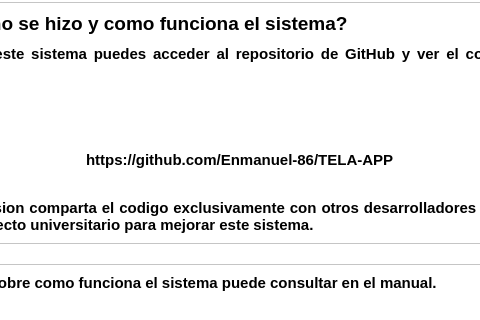
This is recursos_graficos_y_logicos/elementos_graficos_ui/pantalla_de_bienvenida.ui in Enmanuel-86/TELA-APP as Qt 5 draws it before an edit; both pictures show x 247 to 727 and y 467 to 787 of the 975 by 892 pixel window. The edited form follows.
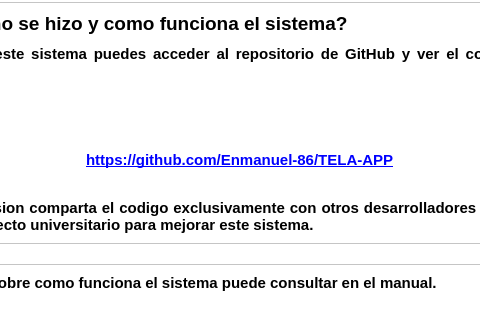
This is the edited form. Icons and pictures are not drawn.

Commit message: Se habilito la funcion de enlace para llevar al usuario al repo de github

```diff
--- a/recursos_graficos_y_logicos/elementos_graficos_ui/pantalla_de_bienvenida.ui
+++ b/recursos_graficos_y_logicos/elementos_graficos_ui/pantalla_de_bienvenida.ui
@@ -619,7 +619,7 @@
                        </font>
                       </property>
                       <property name="text">
-                       <string>https://github.com/Enmanuel-86/TELA-APP</string>
+                       <string>&lt;html&gt;&lt;head/&gt;&lt;body&gt;&lt;p&gt;&lt;a href=&quot;https://github.com/Enmanuel-86/TELA-APP&quot;&gt;&lt;span style=&quot; text-decoration: underline; color:#0000ff;&quot;&gt;https://github.com/Enmanuel-86/TELA-APP&lt;/span&gt;&lt;/a&gt;&lt;/p&gt;&lt;/body&gt;&lt;/html&gt;</string>
                       </property>
                       <property name="textFormat">
                        <enum>Qt::MarkdownText</enum>
```
Left out of the diff: 3 changed lines with no effect on the pictures. The commit also changes 1 other file.
